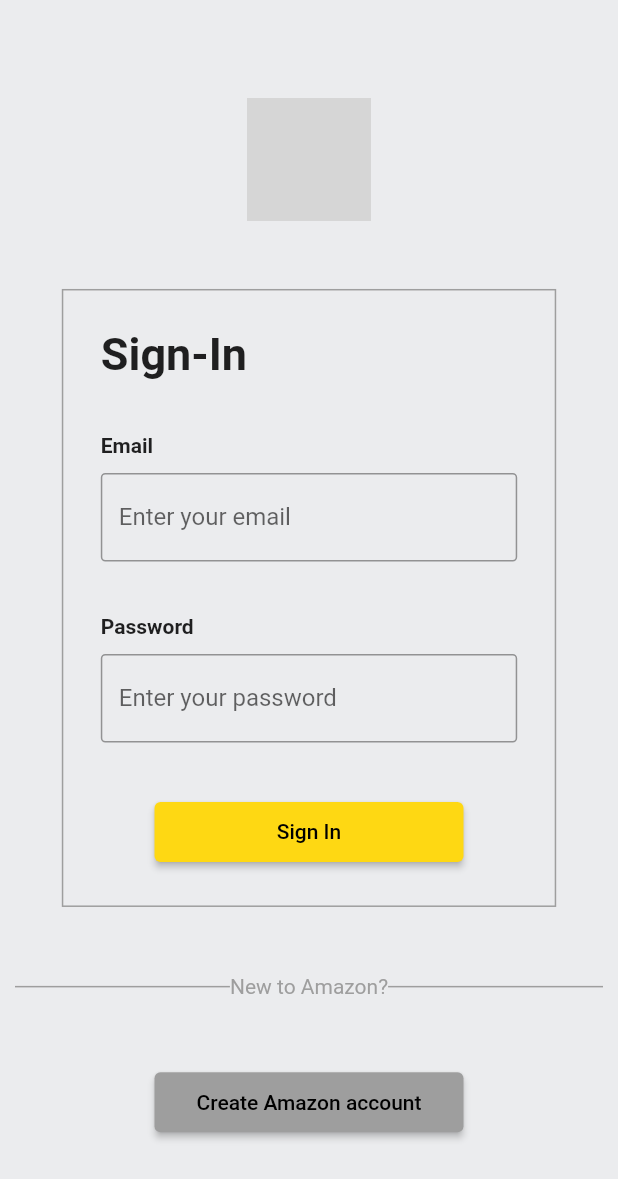
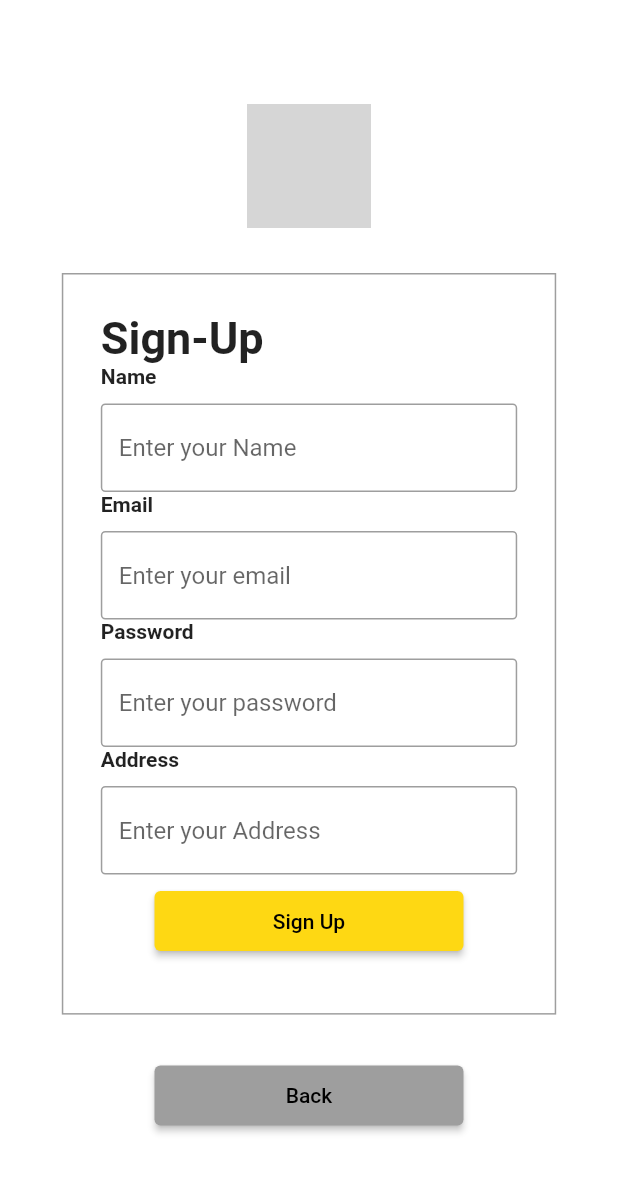
Before and after one commit to LizWahome/Amazone_clone, a Flutter app: the screen it shows after launch, after a tap on "Create Amazon account", on a phone screen of 412 x 824 dp. Shown: the top 1179 px of the screen. Run offline on Flutter 3.47's test engine with Material 2 defaults, Android fonts, the phone set to English and light mode, and no system bars; our stand-ins replace firebase_core; accounts and stored records are empty; network calls fail; grey boxes are pictures that could not be loaded.

Commit message:
sign-up and firebase

```diff
--- a/amazon_clone/lib/main.dart
+++ b/amazon_clone/lib/main.dart
@@ -1,8 +1,14 @@
 import 'package:amazon_clone/screens/sign_in.dart';
 import 'package:amazon_clone/utilis/color_theme.dart';
+import 'package:firebase_core/firebase_core.dart';
 import 'package:flutter/material.dart';
+import 'firebase_options.dart';
 
-void main() {
+void main() async {
+  WidgetsFlutterBinding.ensureInitialized();
+  await Firebase.initializeApp(
+    options: DefaultFirebaseOptions.currentPlatform,
+  );
   runApp(const MyApp());
 }
 
@@ -17,7 +23,7 @@ class MyApp extends StatelessWidget {
       theme: ThemeData.light().copyWith(
         scaffoldBackgroundColor: backgroundColor,
       ),
-      home:const SignIn(),
+      home: const SignIn(),
     );
   }
 }
--- a/amazon_clone/lib/screens/sign_in.dart
+++ b/amazon_clone/lib/screens/sign_in.dart
@@ -1,3 +1,4 @@
+import 'package:amazon_clone/screens/sign_up.dart';
 import 'package:amazon_clone/widgets/custom_button.dart';
 import 'package:amazon_clone/widgets/text_field.dart';
 import 'package:flutter/material.dart';
@@ -27,9 +28,11 @@ class _SignInState extends State<SignIn> {
   Widget build(BuildContext context) {
     Size screenSize = MediaQuery.of(context).size;
     return Scaffold(
+      backgroundColor: Colors.white,
       body: Padding(
         padding: const EdgeInsets.symmetric(horizontal: 10, vertical: 20),
         child: Center(
+          child: SingleChildScrollView(
             child: Column(
               mainAxisAlignment: MainAxisAlignment.spaceEvenly,
               crossAxisAlignment: CrossAxisAlignment.center,
@@ -38,7 +41,9 @@ class _SignInState extends State<SignIn> {
                   amazonLogo,
                   height: screenSize.height * 0.10,
                 ),
-              Container(
+                Padding(
+                  padding: const EdgeInsets.all(40),
+                  child: Container(
                     height: screenSize.height * 0.5,
                     width: screenSize.width * 0.8,
                     padding: const EdgeInsets.all(25.0),
@@ -80,6 +85,7 @@ class _SignInState extends State<SignIn> {
                       ],
                     ),
                   ),
+                ),
                 Row(
                   children: [
                     Expanded(child: Container(height: 1, color: Colors.grey,)),
@@ -88,16 +94,20 @@ class _SignInState extends State<SignIn> {
                     Expanded(child: Container(height: 1, color: Colors.grey,)),
                   ],
                 ),
+                const SizedBox(height: 15,),
                 CustomButton(
                   color: Colors.grey,
                   isLoading: false,
-                onPressed: () {},
+                  onPressed: () {
+                    Navigator.push(context, MaterialPageRoute(builder: ((context) => const SignUp())));
+                  },
                   child: const Text("Create Amazon account", style: TextStyle(color: Colors.black),),
                 ),
               ],
             ),
           ),
         ),
+      ),
     );
   }
 }
--- /dev/null
+++ b/amazon_clone/lib/screens/sign_up.dart
@@ -0,0 +1,128 @@
+import 'package:flutter/material.dart';
+
+import '../utilis/color_theme.dart';
+import '../utilis/constants.dart';
+import '../widgets/custom_button.dart';
+import '../widgets/text_field.dart';
+
+class SignUp extends StatefulWidget {
+  const SignUp({super.key});
+
+  @override
+  State<SignUp> createState() => _SignUpState();
+}
+
+class _SignUpState extends State<SignUp> {
+  TextEditingController emailController = TextEditingController();
+  TextEditingController nameController = TextEditingController();
+  TextEditingController addressController = TextEditingController();
+  TextEditingController passwordController = TextEditingController();
+
+  @override
+  void dispose() {
+    super.dispose();
+    emailController.dispose();
+    nameController.dispose();
+    addressController.dispose();
+    passwordController.dispose();
+  }
+
+  @override
+  Widget build(BuildContext context) {
+    Size screenSize = MediaQuery.of(context).size;
+    return Scaffold(
+      backgroundColor: Colors.white,
+      body: Padding(
+        padding: const EdgeInsets.symmetric(horizontal: 10, vertical: 20),
+        child: Center(
+          child: SingleChildScrollView(
+            child: Column(
+              mainAxisAlignment: MainAxisAlignment.spaceEvenly,
+              crossAxisAlignment: CrossAxisAlignment.center,
+              children: [
+                Image.network(
+                  amazonLogo,
+                  height: screenSize.height * 0.10,
+                ),
+                Padding(
+                  padding: const EdgeInsets.all(30.0),
+                  child: Container(
+                    height: screenSize.height * 0.6,
+                    width: screenSize.width * 0.8,
+                    padding: const EdgeInsets.all(25.0),
+                    decoration: BoxDecoration(
+                      border: Border.all(color: Colors.grey, width: 1),
+                    ),
+                    child: SingleChildScrollView(
+                      child: Column(
+                        mainAxisAlignment: MainAxisAlignment.spaceBetween,
+                        mainAxisSize: MainAxisSize.min,
+                        crossAxisAlignment: CrossAxisAlignment.start,
+                        children: [
+                          const Text(
+                            "Sign-Up",
+                            style: TextStyle(
+                              fontWeight: FontWeight.w600,
+                              fontSize: 30,
+                            ),
+                          ),
+                          TextFieldWidget(
+                            title: "Name",
+                            controller: nameController,
+                            obscureText: false,
+                            hintText: 'Enter your Name',
+                          ),
+                          TextFieldWidget(
+                            title: "Email",
+                            controller: emailController,
+                            obscureText: false,
+                            hintText: 'Enter your email',
+                          ),
+                          TextFieldWidget(
+                            title: "Password",
+                            controller: passwordController,
+                            obscureText: true,
+                            hintText: 'Enter your password',
+                          ),
+                          TextFieldWidget(
+                            title: "Address",
+                            controller: addressController,
+                            obscureText: false,
+                            hintText: 'Enter your Address',
+                          ),
+                          const SizedBox(height: 7,),
+                          Align(
+                            alignment: Alignment.center,
+                            child: CustomButton(
+                                color: yellowColor,
+                                isLoading: false,
+                                onPressed: () {},
+                                child: const Text(
+                                  "Sign Up",
+                                  style: TextStyle(color: Colors.black),
+                                )),
+                          )
+                        ],
+                      ),
+                    ),
+                  ),
+                ),
+                CustomButton(
+                  color: Colors.grey,
+                  isLoading: false,
+                  onPressed: () {
+                    Navigator.pop(context);
+                  },
+                  child: const Text(
+                    "Back",
+                    style: TextStyle(color: Colors.black),
+                  ),
+                ),
+              ],
+            ),
+          ),
+        ),
+      ),
+    );
+  }
+}
--- a/amazon_clone/pubspec.yaml
+++ b/amazon_clone/pubspec.yaml
@@ -36,6 +36,10 @@ dependencies:
   # The following adds the Cupertino Icons font to your application.
   # Use with the CupertinoIcons class for iOS style icons.
   cupertino_icons: ^1.0.2
+  firebase_core: ^1.24.0
+  firebase_auth_oauth: ^1.2.0
+  firebase_storage: ^10.3.10
+  cloud_firestore: ^3.5.0
 
 dev_dependencies:
   flutter_test:
```
Also changed, not shown: amazon_clone/lib/firebase_options.dart (added), amazon_clone/pubspec.lock, 6 other files. Lines whose indentation alone changed are shown as unchanged.
